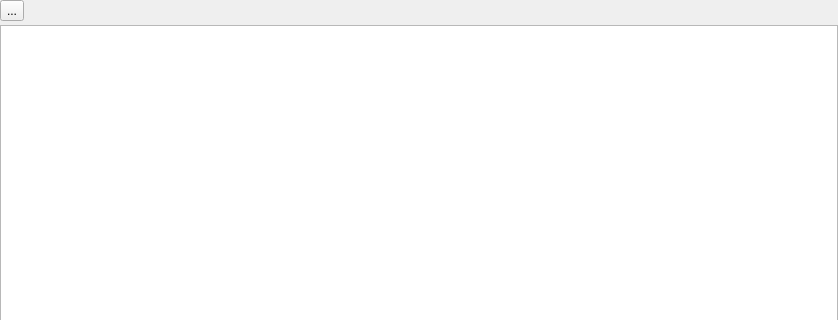
This is src/x/mqtt/mqttdataview.ui in x-tools-author/x-tools as Qt 5 draws it before an edit; both pictures show x 0 to 838 and y 0 to 320 of the 838 by 534 pixel window. The edited form follows.
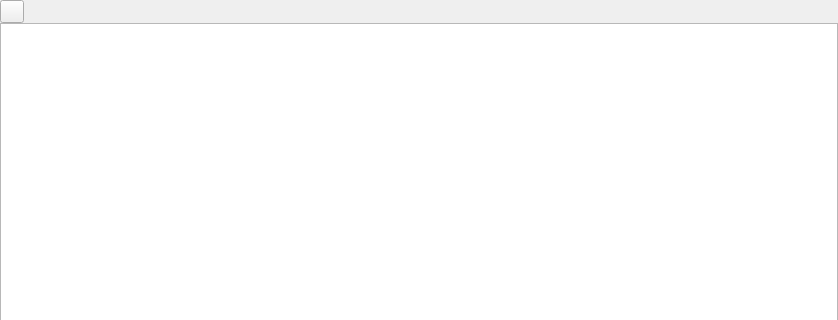
This is the edited form.

Diff of the .ui file:
```diff
--- a/src/x/mqtt/mqttdataview.ui
+++ b/src/x/mqtt/mqttdataview.ui
@@ -27,14 +27,14 @@
     <number>0</number>
    </property>
    <property name="spacing">
-    <number>4</number>
+    <number>0</number>
    </property>
    <item row="0" column="0">
     <layout class="QHBoxLayout" name="horizontalLayout">
      <item>
       <widget class="QToolButton" name="toolButton">
        <property name="text">
-        <string>...</string>
+        <string notr="true"/>
        </property>
       </widget>
      </item>
```
Left out of the diff: 2 changed lines with no effect on the pictures.
